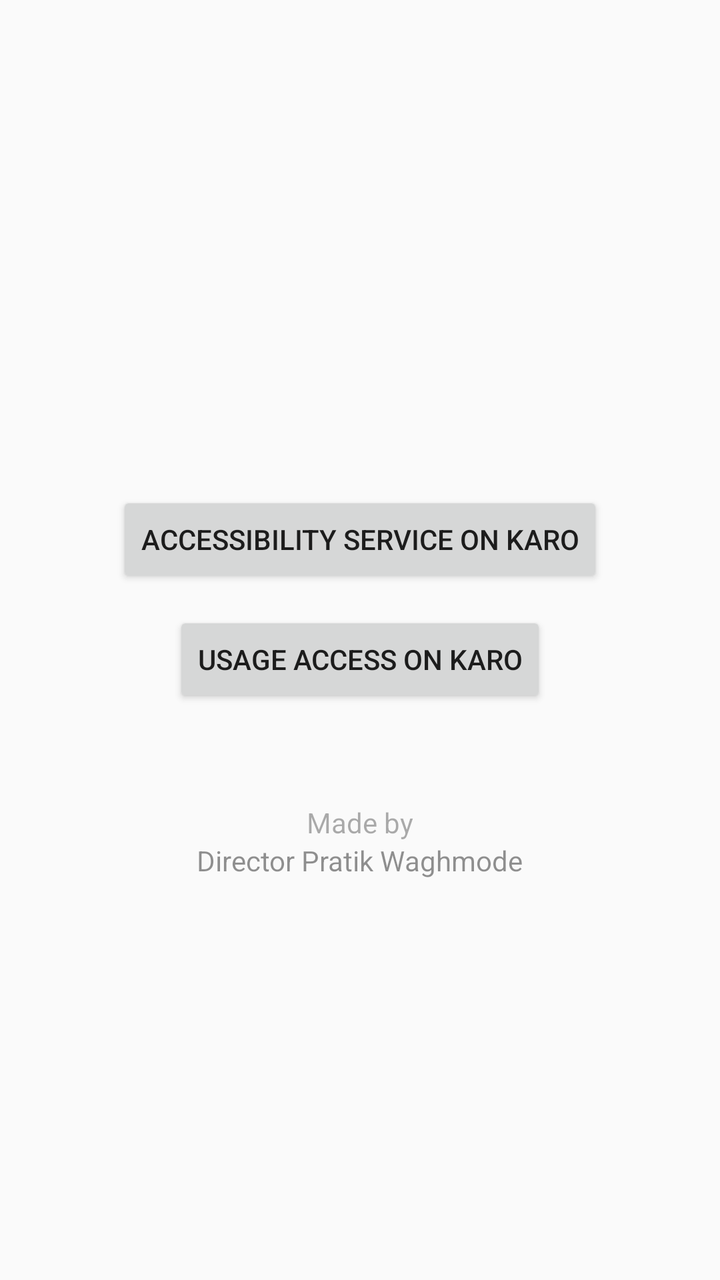
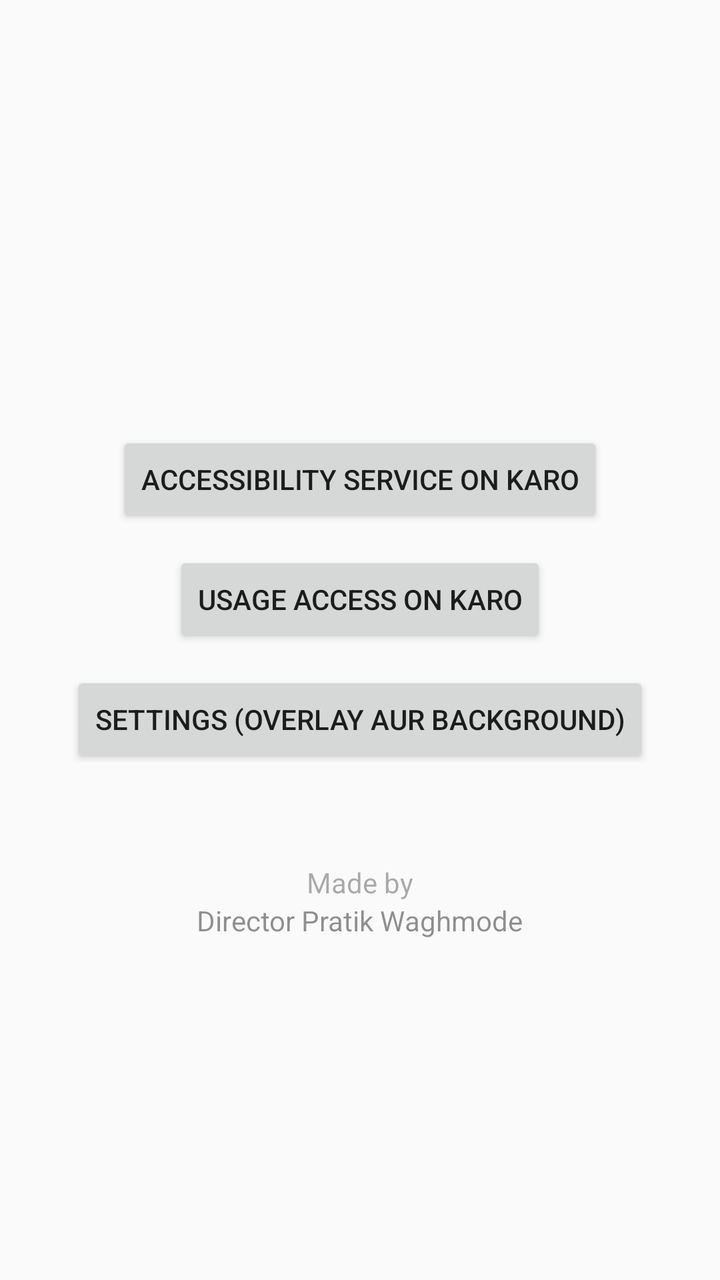

Screens rendered from an Android XML layout before and after an edit, with the pre-edit source and the edit as a unified diff.
<!-- AndroidManifest.xml: application theme Theme.Recents -->
<!-- res/layout/activity_main.xml -->
<?xml version="1.0" encoding="utf-8"?>
<LinearLayout xmlns:android="http://schemas.android.com/apk/res/android"
    android:layout_width="match_parent"
    android:layout_height="match_parent"
    android:orientation="vertical"
    android:gravity="center"
    android:padding="24dp">

    <TextView
        android:id="@+id/statusText"
        android:layout_width="wrap_content"
        android:layout_height="wrap_content"
        android:layout_marginBottom="24dp"
        android:textSize="16sp" />

    <Button
        android:id="@+id/enableButton"
        android:layout_width="wrap_content"
        android:layout_height="wrap_content"
        android:text="@string/enable_service" />

    <Button
        android:id="@+id/usageButton"
        android:layout_width="wrap_content"
        android:layout_height="wrap_content"
        android:layout_marginTop="12dp"
        android:text="Usage access ON karo" />

    <TextView
        android:layout_width="wrap_content"
        android:layout_height="wrap_content"
        android:layout_marginTop="48dp"
        android:text="@string/credit"
        android:alpha="0.6" />

    <TextView
        android:layout_width="wrap_content"
        android:layout_height="wrap_content"
        android:text="@string/director"
        android:alpha="0.8" />
</LinearLayout>
<!-- resources referenced by this layout -->
<resources>
  <string name="credit">Made by</string>
  <string name="director">Director Pratik Waghmode</string>
  <string name="enable_service">Accessibility service ON karo</string>
  <style name="Theme.Recents" parent="Theme.AppCompat.DayNight.NoActionBar" />
</resources>

<!-- the commit's change to res/layout/activity_main.xml (unified diff, before → after) -->
@@ -26,6 +26,13 @@
         android:layout_marginTop="12dp"
         android:text="Usage access ON karo" />
 
+    <Button
+        android:id="@+id/settingsButton"
+        android:layout_width="wrap_content"
+        android:layout_height="wrap_content"
+        android:layout_marginTop="12dp"
+        android:text="Settings (overlay aur background)" />
+
     <TextView
         android:layout_width="wrap_content"
         android:layout_height="wrap_content"
